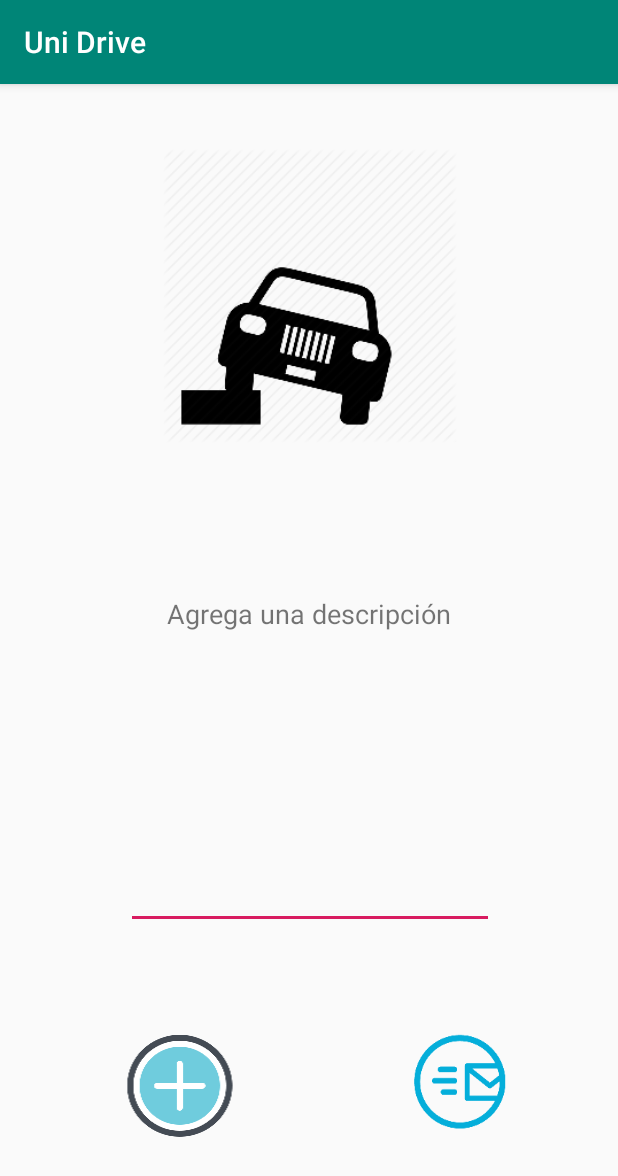
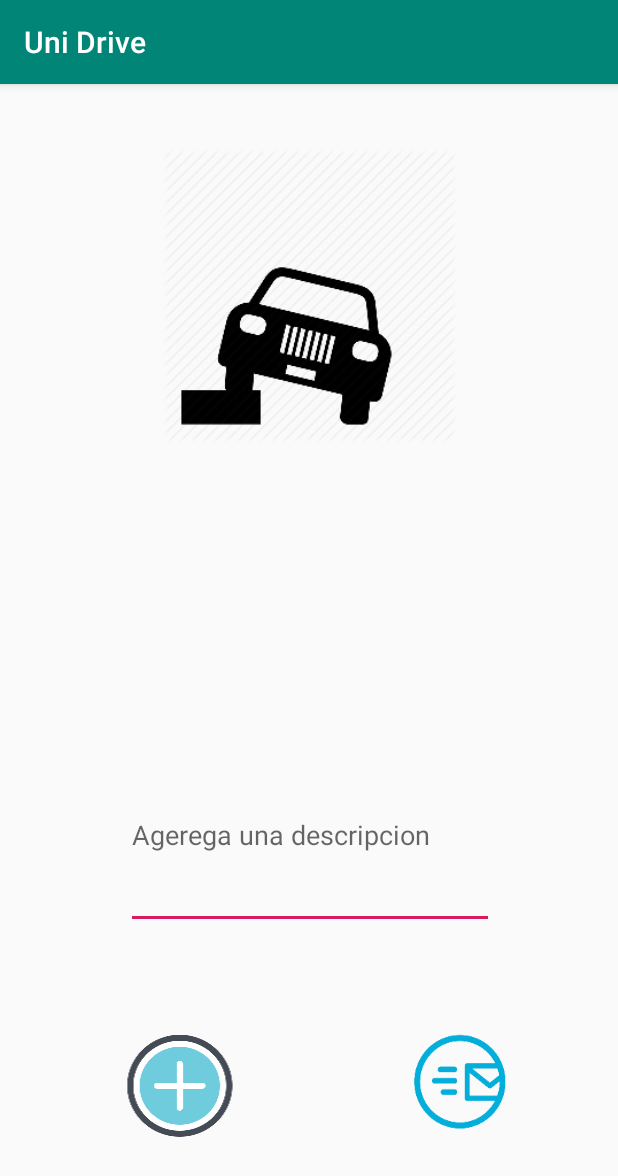
Before and after one commit to JonLinC07/PhotoDrive, an Android app: the screen it shows after launch (MainActivity), after a tap on an icon or button, on a phone screen of 412 x 824 dp. Shown: the top 1176 px of the screen. Run offline under Robolectric (Android 15) with nearby library versions, the phone set to English and light mode, and no system bars; our stand-ins replace Firebase (no records; nobody signed in at launch, a user with empty details on screens opened directly).

Commit message:
Almacena información a la BD (falta obtener URL de descarga)

```diff
--- a/app/build.gradle
+++ b/app/build.gradle
@@ -29,4 +29,5 @@ dependencies {
     implementation 'com.google.firebase:firebase-core:16.0.1'
     implementation 'com.google.firebase:firebase-storage:16.0.1'
     implementation 'com.google.firebase:firebase-auth:16.0.1'
+    implementation 'com.google.firebase:firebase-database:16.0.1'
 }
--- a/app/src/main/java/com/example/ojmlc/photodrive/MainActivity.java
+++ b/app/src/main/java/com/example/ojmlc/photodrive/MainActivity.java
@@ -40,6 +40,9 @@ import com.google.android.gms.tasks.OnCompleteListener;
 import com.google.android.gms.tasks.OnFailureListener;
 import com.google.android.gms.tasks.OnSuccessListener;
 import com.google.android.gms.tasks.Task;
+import com.google.firebase.database.DatabaseReference;
+import com.google.firebase.database.FirebaseDatabase;
+import com.google.firebase.database.IgnoreExtraProperties;
 import com.google.firebase.storage.FirebaseStorage;
 import com.google.firebase.storage.StorageReference;
 import com.google.firebase.storage.UploadTask;
@@ -63,12 +66,20 @@ public class MainActivity extends AppCompatActivity {
     Button opnCamera, sndPhoto;
     private LocationManager gpsManager;
     private StorageReference storageRef;
-    private double latitud;
-    private double longitud;
+    private FirebaseDatabase dataBaseInstace;
+    private DatabaseReference dataBaseRef;
+    private double latitude;
+    private double longitude;
     private static String currentPhotoPath, nameImage, downloadUrl;
     private static boolean sendOrNot, gpsOrNot;
     private static final String PRINCIPAL_FOLDER = "UniDrive";
     private static final String IMAGES_FOLDER = "Imagenes";
+
+    private static final String PHOTO_NAME = "/Name";
+    private static final String PHOTO_DESCRIPTION = "/Description";
+    private static final String PHOTO_DOWNLOAD_URL = "/DownloadUrl";
+    private static final String PHOTO_LATITUDE = "/Latitud";
+    private static final String PHOTO_LONGITUDE = "/Longitude";
     private static final String IMAGES_DIRECTORY = PRINCIPAL_FOLDER + IMAGES_FOLDER;
     private static final int GPS_LOCATION = 62;
     private static final int CAMERA_REQUEST = 25;
@@ -81,6 +92,8 @@ public class MainActivity extends AppCompatActivity {
 
         sendOrNot = false;
         storageRef = FirebaseStorage.getInstance().getReference();
+        dataBaseInstace = FirebaseDatabase.getInstance();
+        dataBaseRef = dataBaseInstace.getReference("Photos");
         opnCamera = findViewById(R.id.btnCamera);
         sndPhoto = findViewById(R.id.btnEnviar);
         photo = findViewById(R.id.IMPhoto);
@@ -121,10 +134,11 @@ public class MainActivity extends AppCompatActivity {
         sndPhoto.setOnClickListener(new View.OnClickListener() {
             @Override
             public void onClick(View v) {
-                if (sendOrNot) {
+                if (sendOrNot && !userDescription.getText().toString().isEmpty()) {
+
                         Uri file = Uri.fromFile(new File(currentPhotoPath));
                         final StorageReference imageRef = storageRef.child("UniParking/Photo_" + nameImage);
-                    //UploadTask uploadTask = imageRef.putFile(file);
+                        final String PHOTOS = "Photos/Photo_" + nameImage;
 
                         imageRef.putFile(file)
                                 .addOnSuccessListener(new OnSuccessListener<UploadTask.TaskSnapshot>() {
@@ -132,17 +146,11 @@ public class MainActivity extends AppCompatActivity {
                                     public void onSuccess(UploadTask.TaskSnapshot taskSnapshot) {
                                         // Get a URL to the uploaded content
                                         //Uri downloadUrl = taskSnapshot.getDownloadUrl();
+                                        downloadUrl = taskSnapshot.getMetadata().getReference().getDownloadUrl().toString();
                                         Toast.makeText(MainActivity.this, "Foto enviada correctamente", Toast.LENGTH_SHORT).show();
-                                    Task<Uri> downloadTask = taskSnapshot.getMetadata().getReference().getDownloadUrl();
+                                        dataBaseRef.push().setValue(new Photo(PHOTOS, userDescription.getText().toString(), downloadUrl, latitude, longitude));
+                                        sendOrNot = false;
 
-
-                                    downloadTask.addOnSuccessListener(new OnSuccessListener<Uri>() {
-                                        @Override
-                                        public void onSuccess(Uri uri) {
-                                            downloadUrl = imageRef.getDownloadUrl().toString();
-                                            userDescription.setText(downloadUrl);
-                                        }
-                                    });
                                     }
                                 }).addOnFailureListener(new OnFailureListener() {
                             @Override
@@ -152,13 +160,9 @@ public class MainActivity extends AppCompatActivity {
                                 Toast.makeText(MainActivity.this, "Error al subir la foto", Toast.LENGTH_SHORT).show();
                             }
                         });
-                    sendOrNot = false;
-
                 } else {
-                    Toast.makeText(MainActivity.this, "No se ah tomado una foto aun", Toast.LENGTH_SHORT).show();
+                    Toast.makeText(MainActivity.this, "No se ah tomado una foto nueva o no se ah agregado descripción", Toast.LENGTH_SHORT).show();
                 }
-
-
             }
         });
     }
@@ -240,8 +244,8 @@ public class MainActivity extends AppCompatActivity {
 
         @Override
         public void onLocationChanged(Location location) {
-            latitud = location.getLatitude();
-            longitud = location.getLongitude();
+            latitude = location.getLatitude();
+            longitude = location.getLongitude();
             //viewLongitud.setText(String.valueOf(longitud));
             //this.ma.setLocation(location);
         }
@@ -271,4 +275,22 @@ public class MainActivity extends AppCompatActivity {
             Toast.makeText(ma, "Favor de activar el GPS", Toast.LENGTH_SHORT).show();
         }
     }
+
+    @IgnoreExtraProperties
+    public static class Photo {
+        public String name, description, downloadUrl;
+        public double latitude, longitude;
+
+        public Photo() {
+            //Contructor por defecto
         }
+
+        public Photo(String name, String description, String downloadUrl, double latitude, double longitude) {
+            this.name = name;
+            this.description = description;
+            this.downloadUrl = downloadUrl;
+            this.latitude = latitude;
+            this.longitude = longitude;
+        }
+    }
+}
--- a/app/src/main/res/layout/activity_main.xml
+++ b/app/src/main/res/layout/activity_main.xml
@@ -54,22 +54,6 @@
         app:layout_constraintVertical_bias="0.063"
         app:srcCompat="@mipmap/badparking" />
 
-    <TextView
-        android:id="@+id/txtLon"
-        android:layout_width="wrap_content"
-        android:layout_height="26dp"
-        android:layout_marginStart="8dp"
-        android:layout_marginTop="8dp"
-        android:layout_marginEnd="8dp"
-        android:layout_marginBottom="8dp"
-        android:text="Agrega una descripción"
-        android:textSize="18sp"
-        app:layout_constraintBottom_toBottomOf="parent"
-        app:layout_constraintEnd_toEndOf="parent"
-        app:layout_constraintStart_toStartOf="parent"
-        app:layout_constraintTop_toTopOf="parent"
-        app:layout_constraintVertical_bias="0.458" />
-
     <EditText
         android:id="@+id/txtDescrption"
         android:layout_width="245dp"
@@ -80,6 +64,7 @@
         android:layout_marginBottom="8dp"
         android:ems="10"
         android:inputType="textMultiLine"
+        android:hint="Agerega una descripcion"
         app:layout_constraintBottom_toBottomOf="parent"
         app:layout_constraintEnd_toEndOf="parent"
         app:layout_constraintHorizontal_bias="0.504"
```
Lines whose indentation alone changed are shown as unchanged.
